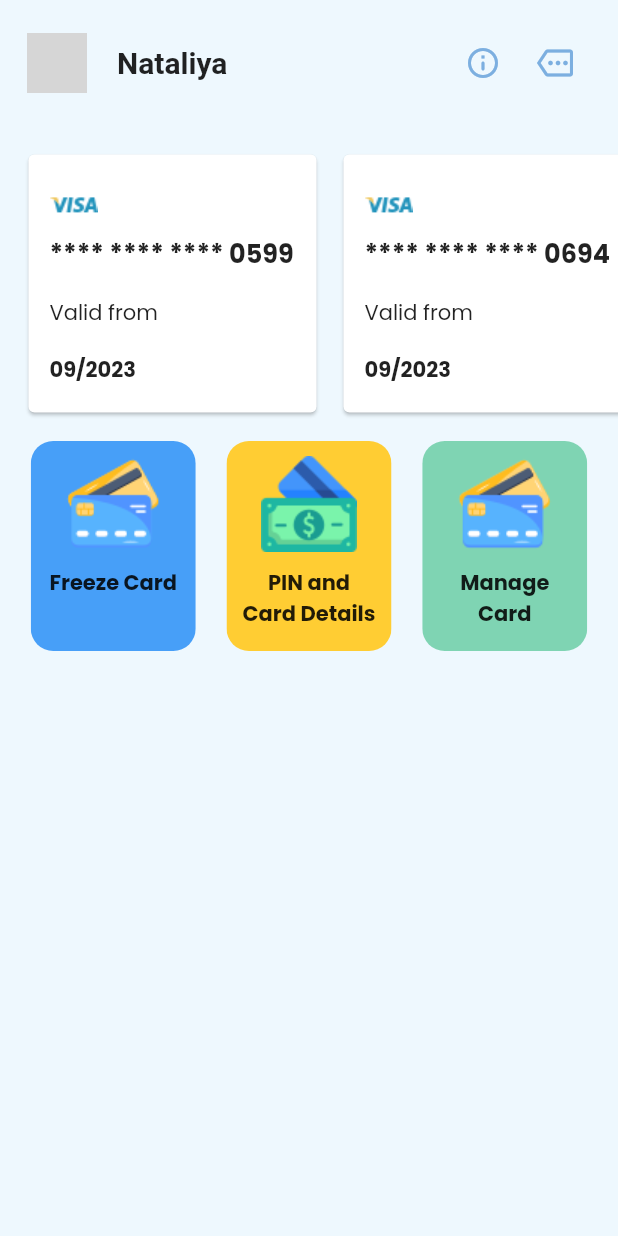
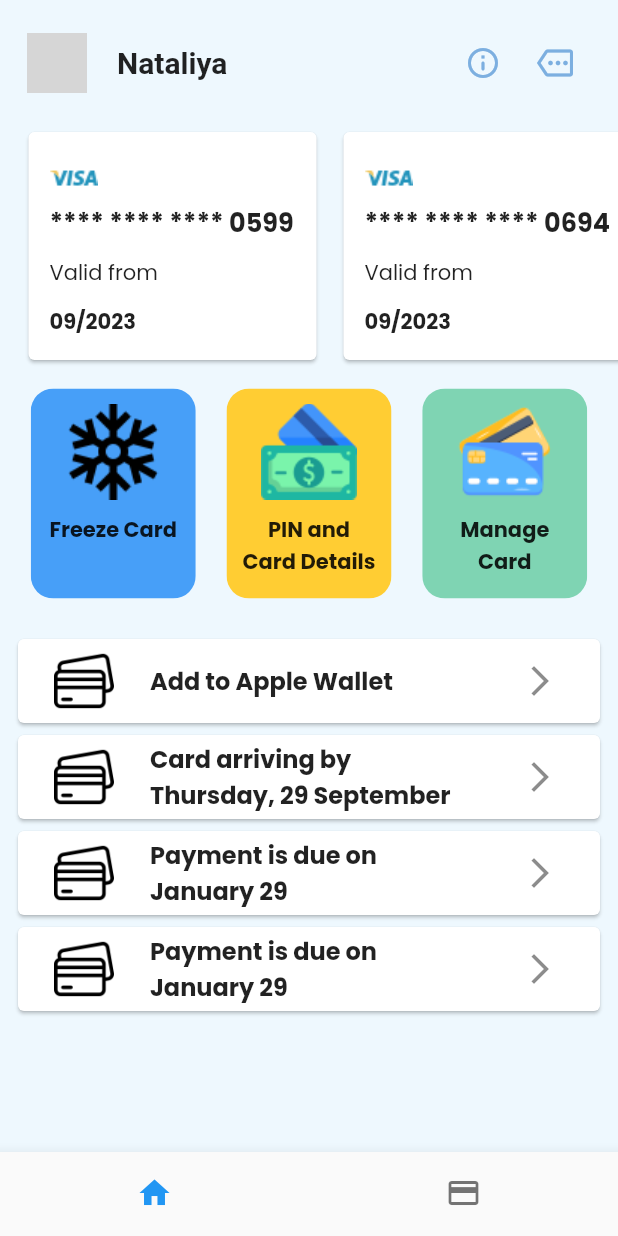
Before and after one commit to christiandarvs/dribble_clone_2, a Flutter app: the HomePage screen opened directly, on a phone screen of 412 x 824 dp. Run offline on Flutter 3.47's test engine with Material 2 defaults, Android fonts, the light colour scheme and no system bars; our stand-ins replace google_fonts; network calls fail; grey boxes are pictures that could not be loaded.

Commit message:
add files

```diff
--- a/lib/credit_card_info.dart
+++ b/lib/credit_card_info.dart
@@ -8,7 +8,7 @@ class CreditCard extends StatelessWidget {
   @override
   Widget build(BuildContext context) {
     return SizedBox(
-      height: 180,
+      height: 160,
       width: 200,
       child: Card(
         child: Padding(
--- a/lib/homepage.dart
+++ b/lib/homepage.dart
@@ -1,97 +1,36 @@
-import 'package:dribble_clone_2/credit_card_info.dart';
-import 'package:dribble_clone_2/user_options.dart';
+import 'package:dribble_clone_2/main_content.dart';
+import 'package:dribble_clone_2/payments.dart';
 import 'package:flutter/material.dart';
-import 'package:google_fonts/google_fonts.dart';
 
-class HomePage extends StatelessWidget {
+int currentIndex = 0;
+final _pages = [const MainContent(), const PaymentsPage()];
+
+class HomePage extends StatefulWidget {
   const HomePage({super.key});
 
   @override
+  State<HomePage> createState() => _HomePageState();
+}
+
+class _HomePageState extends State<HomePage> {
+  @override
   Widget build(BuildContext context) {
     return Scaffold(
-      backgroundColor: const Color(0xffeef8fe),
-      body: SafeArea(
-        child: Column(
-          children: [
-            Padding(
-              padding: const EdgeInsets.all(18.0),
-              child: Row(
-                mainAxisAlignment: MainAxisAlignment.spaceBetween,
-                children: [
-                  Row(
-                    children: [
-                      const CircleAvatar(
-                        backgroundColor: Color(0xffc4eafb),
-                        backgroundImage: NetworkImage(
-                            'https://cdn-icons-png.flaticon.com/512/2118/2118584.png'),
-                      ),
-                      const SizedBox(
-                        width: 20,
-                      ),
-                      Text(
-                        'Nataliya',
-                        style: GoogleFonts.roboto(
-                            fontWeight: FontWeight.bold, fontSize: 20),
-                      )
-                    ],
-                  ),
-                  Row(
-                    children: [
-                      IconButton(
-                          onPressed: (() {}),
-                          icon: const Icon(
-                            Icons.info_outline_rounded,
-                            color: Color(0xff7cafe0),
-                          )),
-                      IconButton(
-                          onPressed: (() {}),
-                          icon: const Icon(
-                            Icons.more_outlined,
-                            color: Color(0xff7cafe0),
-                          ))
-                    ],
-                  ),
-                ],
-              ),
-            ),
-            SingleChildScrollView(
-              scrollDirection: Axis.horizontal,
-              child: Padding(
-                padding: const EdgeInsets.all(15.0),
-                child: Row(
-                  children: const [
-                    CreditCard(pin: '0599'),
-                    SizedBox(
-                      width: 10,
-                    ),
-                    CreditCard(pin: '0694'),
-                    SizedBox(
-                      width: 10,
-                    ),
-                    CreditCard(pin: '0721')
-                  ],
-                ),
-              ),
-            ),
-            Row(
-              mainAxisAlignment: MainAxisAlignment.spaceEvenly,
-              children: const [
-                UserOptions(
-                    color: 0xff479ff8,
-                    imageLoc: 'images/atm-card (1).png',
-                    option: 'Freeze Card'),
-                UserOptions(
-                    color: 0xffffcd33,
-                    imageLoc: 'images/payment-method.png',
-                    option: 'PIN and Card Details'),
-                UserOptions(
-                    color: 0xff7fd4b3,
-                    imageLoc: 'images/atm-card (1).png',
-                    option: 'Manage Card')
-              ],
-            )
-          ],
-        ),
+      body: _pages[currentIndex],
+      bottomNavigationBar: BottomNavigationBar(
+        showSelectedLabels: false,
+        showUnselectedLabels: false,
+        items: const [
+          BottomNavigationBarItem(icon: Icon(Icons.home), label: 'Home'),
+          BottomNavigationBarItem(
+              icon: Icon(Icons.credit_card), label: 'Payments'),
+        ],
+        currentIndex: currentIndex,
+        onTap: (value) {
+          setState(() {
+            currentIndex = value;
+          });
+        },
       ),
     );
   }
--- /dev/null
+++ b/lib/main_content.dart
@@ -0,0 +1,179 @@
+import 'package:dribble_clone_2/user_options.dart';
+import 'package:flutter/material.dart';
+import 'package:google_fonts/google_fonts.dart';
+
+import 'credit_card_info.dart';
+
+class MainContent extends StatelessWidget {
+  const MainContent({super.key});
+
+  @override
+  Widget build(BuildContext context) {
+    return Scaffold(
+      backgroundColor: const Color(0xffeef8fe),
+      body: SafeArea(
+        child: Column(
+          children: [
+            Padding(
+              padding: const EdgeInsets.all(18.0),
+              child: Row(
+                mainAxisAlignment: MainAxisAlignment.spaceBetween,
+                children: [
+                  Row(
+                    children: [
+                      const CircleAvatar(
+                        backgroundColor: Color(0xffc4eafb),
+                        backgroundImage: NetworkImage(
+                            'https://cdn-icons-png.flaticon.com/512/2118/2118584.png'),
+                      ),
+                      const SizedBox(
+                        width: 20,
+                      ),
+                      Text(
+                        'Nataliya',
+                        style: GoogleFonts.roboto(
+                            fontWeight: FontWeight.bold, fontSize: 20),
+                      )
+                    ],
+                  ),
+                  Row(
+                    children: [
+                      IconButton(
+                          onPressed: (() {}),
+                          icon: const Icon(
+                            Icons.info_outline_rounded,
+                            color: Color(0xff7cafe0),
+                          )),
+                      IconButton(
+                          onPressed: (() {}),
+                          icon: const Icon(
+                            Icons.more_outlined,
+                            color: Color(0xff7cafe0),
+                          ))
+                    ],
+                  ),
+                ],
+              ),
+            ),
+            SingleChildScrollView(
+              scrollDirection: Axis.horizontal,
+              child: Padding(
+                padding: const EdgeInsets.fromLTRB(15.0, 0, 15.0, 15.0),
+                child: Row(
+                  children: const [
+                    CreditCard(pin: '0599'),
+                    SizedBox(
+                      width: 10,
+                    ),
+                    CreditCard(pin: '0694'),
+                    SizedBox(
+                      width: 10,
+                    ),
+                    CreditCard(pin: '0721')
+                  ],
+                ),
+              ),
+            ),
+            Row(
+              mainAxisAlignment: MainAxisAlignment.spaceEvenly,
+              children: const [
+                UserOptions(
+                    color: 0xff479ff8,
+                    imageLoc: 'images/snowflake.png',
+                    option: 'Freeze Card'),
+                UserOptions(
+                    color: 0xffffcd33,
+                    imageLoc: 'images/payment-method.png',
+                    option: 'PIN and Card Details'),
+                UserOptions(
+                    color: 0xff7fd4b3,
+                    imageLoc: 'images/atm-card (1).png',
+                    option: 'Manage Card')
+              ],
+            ),
+            const SizedBox(
+              height: 15,
+            ),
+            Expanded(
+              child: Padding(
+                padding: const EdgeInsets.all(8.0),
+                child: ListView(
+                  children: [
+                    Card(
+                      child: ListTile(
+                        onTap: () {},
+                        title: Text(
+                          'Add to Apple Wallet',
+                          style:
+                              GoogleFonts.poppins(fontWeight: FontWeight.bold),
+                        ),
+                        trailing: IconButton(
+                            onPressed: (() {}),
+                            icon: const Icon(Icons.arrow_forward_ios)),
+                        leading: Padding(
+                          padding: const EdgeInsets.all(8.0),
+                          child: Image.asset('images/credit-card (1).png'),
+                        ),
+                      ),
+                    ),
+                    Card(
+                      child: ListTile(
+                        onTap: () {},
+                        title: Text(
+                          'Card arriving by Thursday, 29 September',
+                          style:
+                              GoogleFonts.poppins(fontWeight: FontWeight.bold),
+                        ),
+                        trailing: IconButton(
+                            onPressed: (() {}),
+                            icon: const Icon(Icons.arrow_forward_ios)),
+                        leading: Padding(
+                          padding: const EdgeInsets.all(8.0),
+                          child: Image.asset('images/credit-card (1).png'),
+                        ),
+                      ),
+                    ),
+                    Card(
+                      child: ListTile(
+                        onTap: () {},
+                        title: Text(
+                          'Payment is due on January 29',
+                          style:
+                              GoogleFonts.poppins(fontWeight: FontWeight.bold),
+                        ),
+                        trailing: IconButton(
+                            onPressed: (() {}),
+                            icon: const Icon(Icons.arrow_forward_ios)),
+                        leading: Padding(
+                          padding: const EdgeInsets.all(8.0),
+                          child: Image.asset('images/credit-card (1).png'),
+                        ),
+                      ),
+                    ),
+                    Card(
+                      child: ListTile(
+                        onTap: () {},
+                        title: Text(
+                          'Payment is due on January 29',
+                          style:
+                              GoogleFonts.poppins(fontWeight: FontWeight.bold),
+                        ),
+                        trailing: IconButton(
+                            onPressed: (() {}),
+                            icon: const Icon(Icons.arrow_forward_ios)),
+                        leading: Padding(
+                          padding: const EdgeInsets.all(8.0),
+                          child: Image.asset('images/credit-card (1).png'),
+                        ),
+                      ),
+                    ),
+                  ],
+                ),
+              ),
+            )
+          ],
+        ),
+      ),
+    );
+  }
+}
--- /dev/null
+++ b/lib/payments.dart
@@ -0,0 +1,12 @@
+import 'package:flutter/material.dart';
+import 'package:flutter/src/widgets/container.dart';
+import 'package:flutter/src/widgets/framework.dart';
+
+class PaymentsPage extends StatelessWidget {
+  const PaymentsPage({super.key});
+
+  @override
+  Widget build(BuildContext context) {
+    return const Scaffold();
+  }
+}
```
Also changed, not shown: images/credit-card (1).png (added), images/snowflake.png (added).
